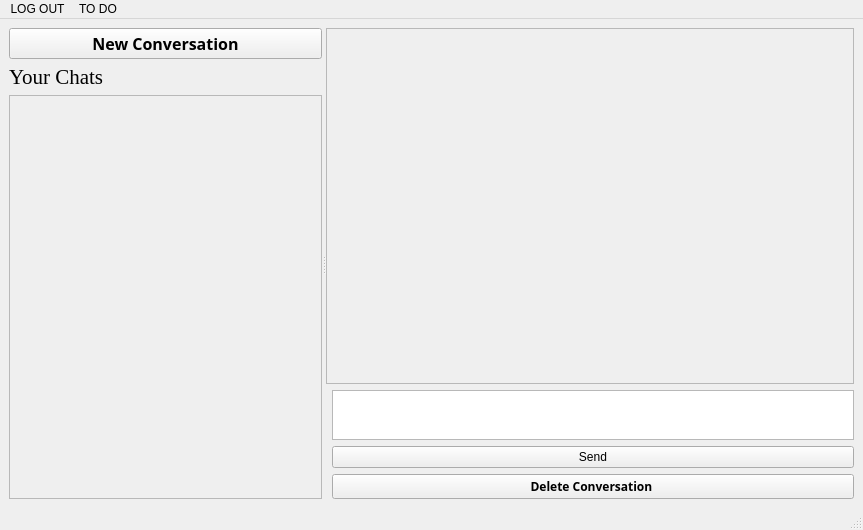
Before: the Qt Designer form LAA/mainwindow.ui in Louda511/Lawyer_Assistant_App, drawn with Qt 5.
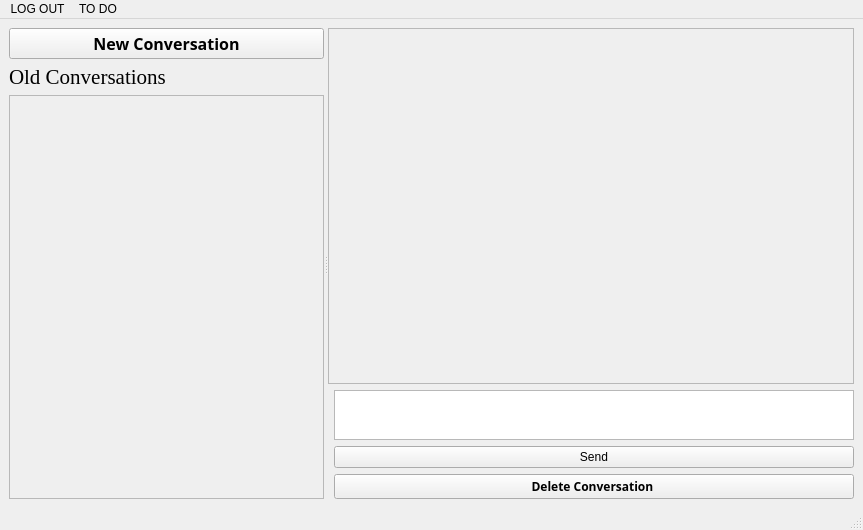
After: the same form once the commit is applied.

Commit message: general/feat/#14/view_chats_from_db: added class conversation functionality

Patch:
```diff
--- a/LAA/mainwindow.ui
+++ b/LAA/mainwindow.ui
@@ -54,7 +54,7 @@
            </font>
           </property>
           <property name="text">
-           <string>Your Chats</string>
+           <string>Old Conversations</string>
           </property>
          </widget>
         </item>
```
The commit also changes 2 other files.
